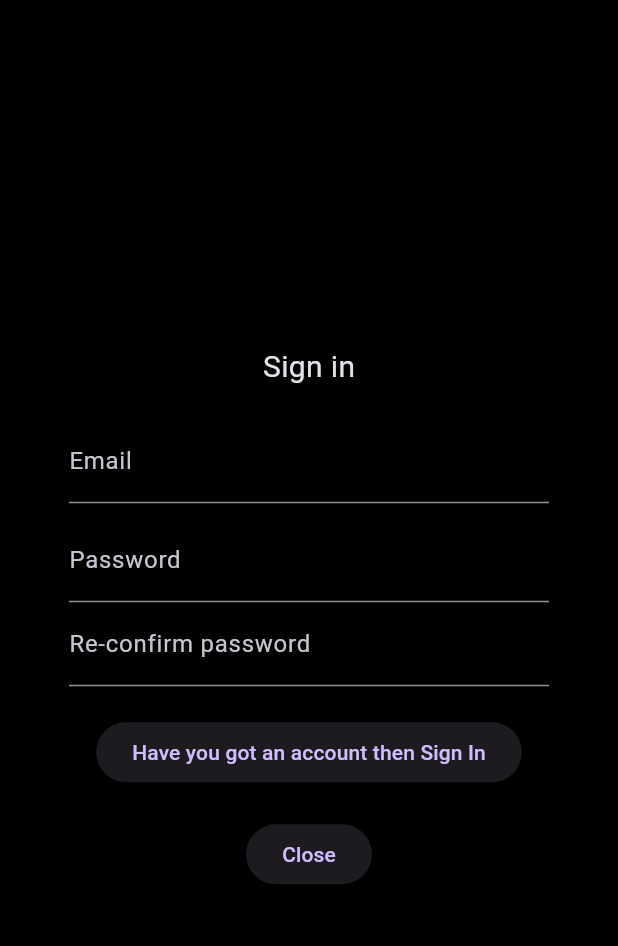
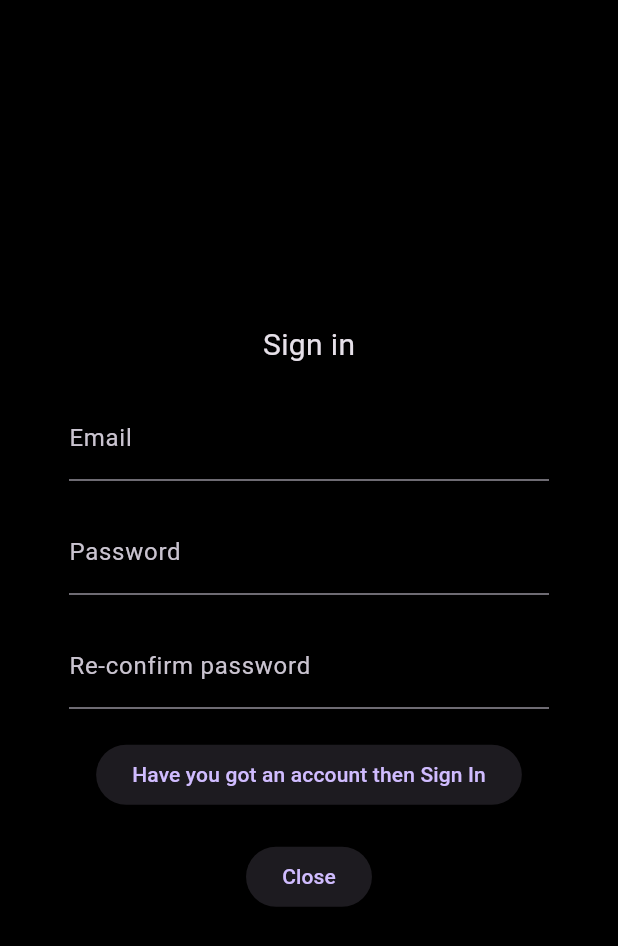
Before and after one commit to merdanusa/Net, a Flutter app: the screen it shows after launch, after a tap on "Authenticate", after a tap on "Haven't you got an account then Sign Up", on a phone screen of 412 x 824 dp. Shown: the top 946 px of the screen. Run offline on Flutter 3.47's test engine with Material 3 defaults, Android fonts, the phone set to English and light mode, and no system bars.

Commit message:
init commit

```diff
--- a/lib/pages/auth_page.dart
+++ b/lib/pages/auth_page.dart
@@ -79,7 +79,7 @@ class _AuthPage extends State<AuthPage> {
                         });
                       },
                     ),
-                    const SizedBox(height: 10),
+                    const SizedBox(height: 20),
                     TextField(
                       decoration: const InputDecoration(labelText: "Password"),
                       obscureText: true,
@@ -89,6 +89,7 @@ class _AuthPage extends State<AuthPage> {
                         });
                       },
                     ),
+                    const SizedBox(height: 20),
                     if (!isSignIn)
                       TextField(
                         decoration: const InputDecoration(
@@ -104,7 +105,7 @@ class _AuthPage extends State<AuthPage> {
                     const SizedBox(height: 20),
                     ElevatedButton(
                       onPressed: () {
-                        setState(() => isSignIn = false);
+                        setState(() => isSignIn = !isSignIn);
                       },
                       child: Text(
                         isSignIn
@@ -112,6 +113,7 @@ class _AuthPage extends State<AuthPage> {
                             : "Have you got an account then Sign In",
                       ),
                     ),
+
                     const SizedBox(height: 20),
                     ElevatedButton(
                       onPressed: () {
```
